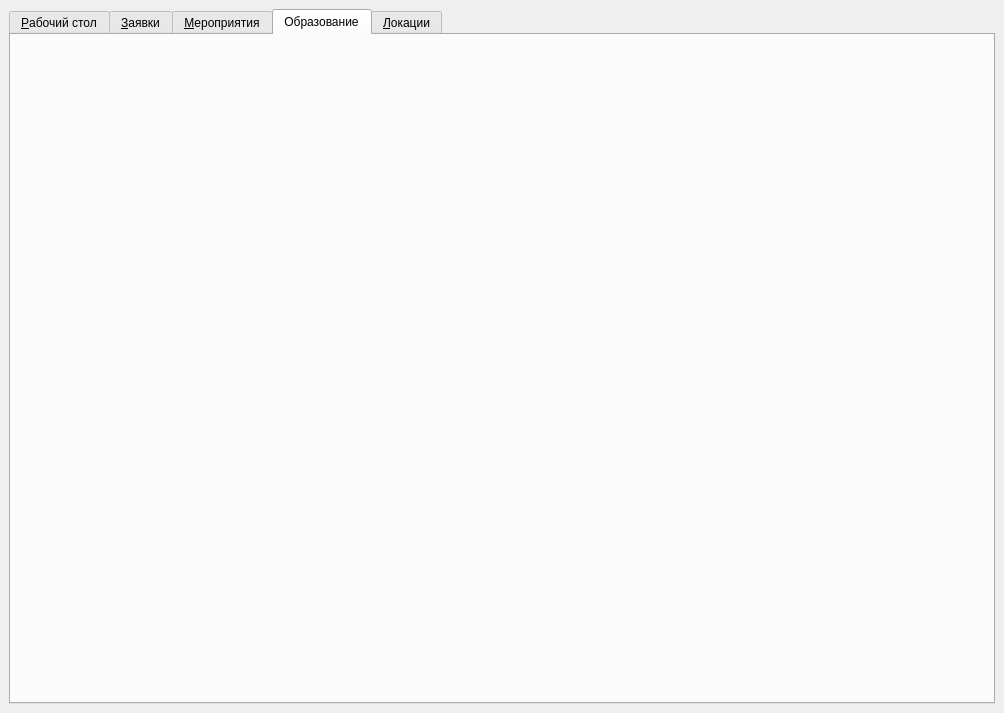
Before: the Qt Designer form app/ui/assets/windows/main-window.ui in NTO-2nd-stage-ABP/ccms, drawn with Qt 5.
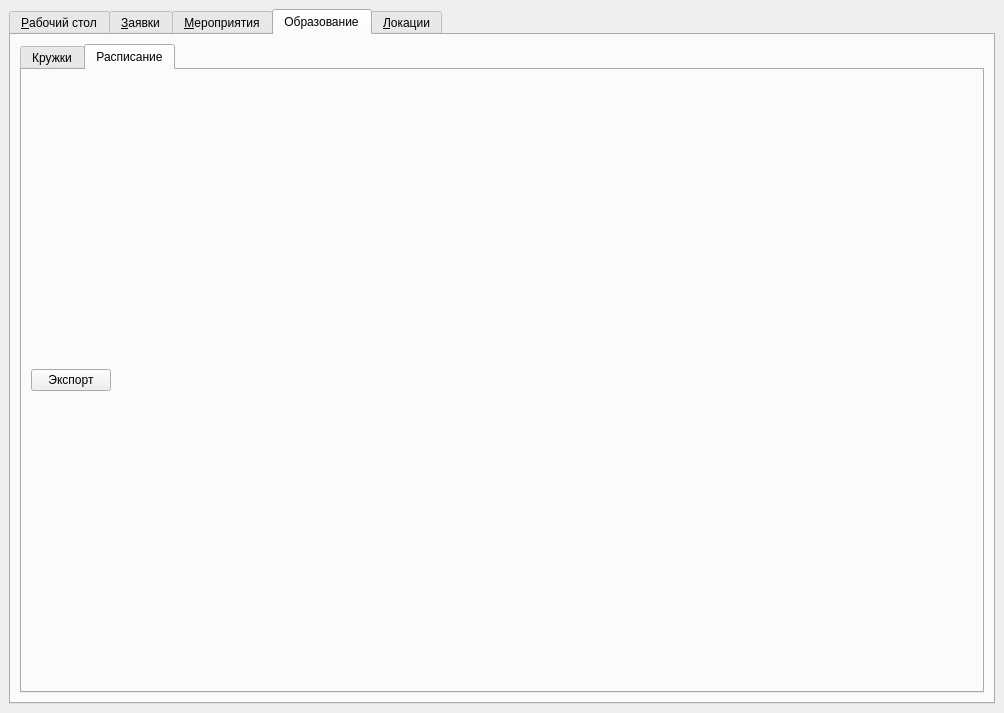
After: the same form once the commit is applied. The open tabs and pages were chosen to show the change. Icons and pictures are not drawn.

```diff
--- a/app/ui/assets/windows/main-window.ui
+++ b/app/ui/assets/windows/main-window.ui
@@ -58,7 +58,56 @@
        <attribute name="title">
         <string>Образование</string>
        </attribute>
-       <layout class="QVBoxLayout" name="educationLayout"/>
+       <layout class="QVBoxLayout" name="educationLayout">
+        <item>
+         <widget class="QTabWidget" name="tabWidget_2">
+          <property name="currentIndex">
+           <number>1</number>
+          </property>
+          <widget class="QWidget" name="tab_4">
+           <attribute name="title">
+            <string>Кружки</string>
+           </attribute>
+           <layout class="QVBoxLayout" name="verticalLayout"/>
+          </widget>
+          <widget class="QWidget" name="tab_5">
+           <attribute name="title">
+            <string>Расписание</string>
+           </attribute>
+           <layout class="QVBoxLayout" name="verticalLayout_2">
+            <item>
+             <layout class="QHBoxLayout" name="horizontalLayout">
+              <item>
+               <widget class="QPushButton" name="pushButton">
+                <property name="text">
+                 <string>Экспорт</string>
+                </property>
+                <property name="icon">
+                 <iconset>
+                  <normaloff>../../resourses/refresh.png</normaloff>../../resourses/refresh.png</iconset>
+                </property>
+               </widget>
+              </item>
+              <item>
+               <spacer name="horizontalSpacer">
+                <property name="orientation">
+                 <enum>Qt::Horizontal</enum>
+                </property>
+                <property name="sizeHint" stdset="0">
+                 <size>
+                  <width>40</width>
+                  <height>20</height>
+                 </size>
+                </property>
+               </spacer>
+              </item>
+             </layout>
+            </item>
+           </layout>
+          </widget>
+         </widget>
+        </item>
+       </layout>
       </widget>
       <widget class="QWidget" name="tab_2">
        <attribute name="icon">
```
